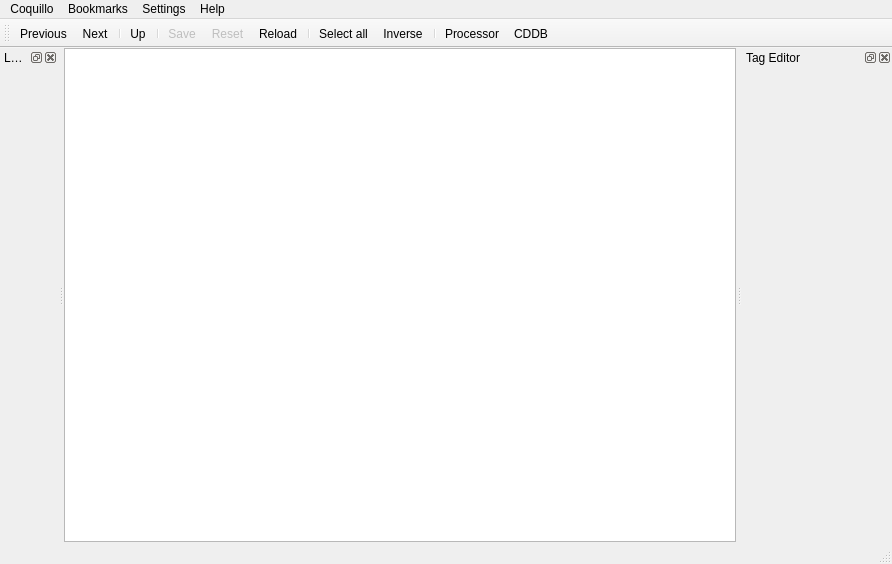
Above: src/ui/MainWindow.ui from sjuvonen/coquillo before the change. Below: the same form after it.
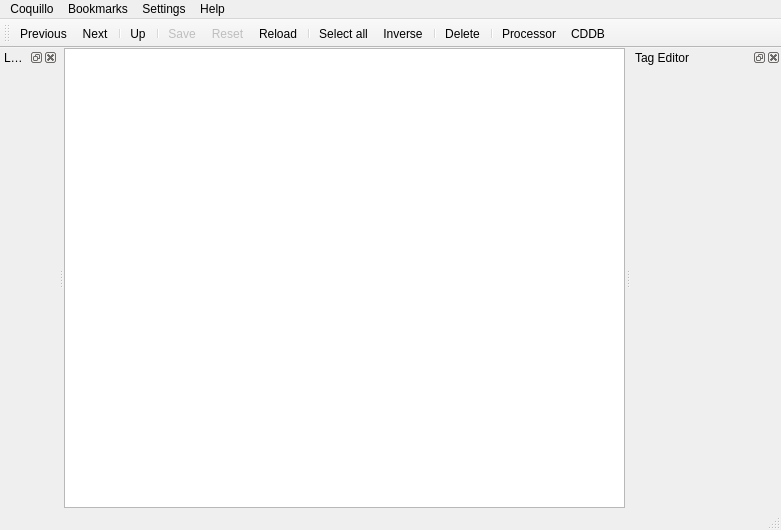
That is the form after the change. Icons and pictures are not drawn. Custom widgets are drawn as their Qt base class.

Patch:
```diff
--- a/src/ui/MainWindow.ui
+++ b/src/ui/MainWindow.ui
@@ -6,8 +6,8 @@
    <rect>
     <x>0</x>
     <y>0</y>
-    <width>892</width>
-    <height>564</height>
+    <width>781</width>
+    <height>530</height>
    </rect>
   </property>
   <property name="acceptDrops">
@@ -520,8 +520,8 @@
     <rect>
      <x>0</x>
      <y>0</y>
-     <width>892</width>
-     <height>22</height>
+     <width>781</width>
+     <height>24</height>
     </rect>
    </property>
    <widget class="QMenu" name="menuCoquillo">
@@ -646,6 +646,8 @@
    <addaction name="actionSelect_all"/>
    <addaction name="actionSelect_inverse"/>
    <addaction name="separator"/>
+   <addaction name="actionDeleteFile"/>
+   <addaction name="separator"/>
    <addaction name="actionToggleProcessor"/>
    <addaction name="actionToggleCddb"/>
   </widget>
@@ -884,6 +886,14 @@
     <string>Toolbar</string>
    </property>
   </action>
+  <action name="actionDeleteFile">
+   <property name="text">
+    <string>Delete</string>
+   </property>
+   <property name="toolTip">
+    <string>Delete file from disk</string>
+   </property>
+  </action>
  </widget>
  <customwidgets>
   <customwidget>
```
Left out of the diff: 2 changed lines with no effect on the pictures.
